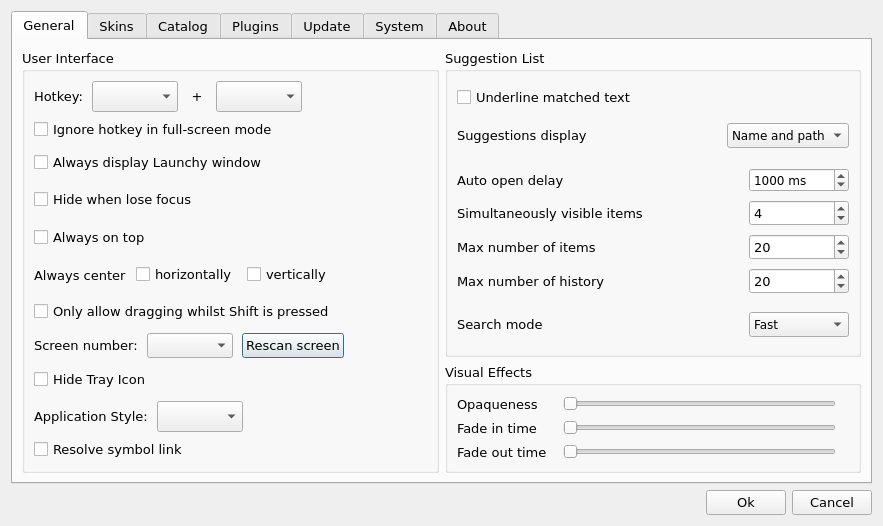
Qt form src/Launchy/OptionDialog.ui (samsonwang/LaunchyQt) before a commit.
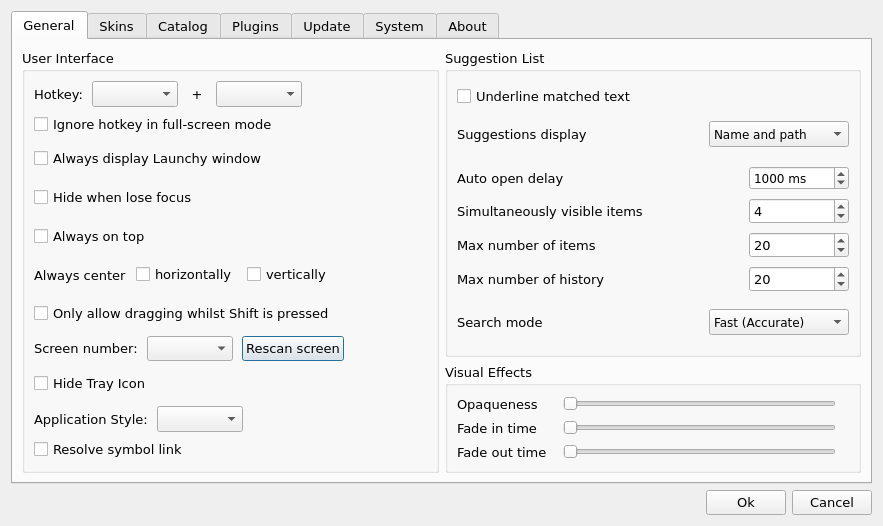
The same form after that commit. Icons and pictures are not drawn. Custom widgets are drawn as their Qt base class.

The edit to the form file:
```diff
--- a/src/Launchy/OptionDialog.ui
+++ b/src/Launchy/OptionDialog.ui
@@ -111,6 +111,12 @@
                 <height>24</height>
                </size>
               </property>
+              <property name="maximumSize">
+               <size>
+                <width>16777215</width>
+                <height>26</height>
+               </size>
+              </property>
               <property name="frame">
                <bool>true</bool>
               </property>
@@ -140,6 +146,12 @@
                 <height>24</height>
                </size>
               </property>
+              <property name="maximumSize">
+               <size>
+                <width>16777215</width>
+                <height>26</height>
+               </size>
+              </property>
              </widget>
             </item>
             <item>
@@ -325,6 +337,12 @@
                 <height>24</height>
                </size>
               </property>
+              <property name="maximumSize">
+               <size>
+                <width>16777215</width>
+                <height>26</height>
+               </size>
+              </property>
              </widget>
             </item>
             <item>
@@ -418,6 +436,12 @@
                 <height>24</height>
                </size>
               </property>
+              <property name="maximumSize">
+               <size>
+                <width>16777215</width>
+                <height>26</height>
+               </size>
+              </property>
              </widget>
             </item>
             <item>
@@ -562,14 +586,14 @@
               </property>
               <property name="minimumSize">
                <size>
-                <width>100</width>
-                <height>22</height>
+                <width>140</width>
+                <height>24</height>
                </size>
               </property>
               <property name="maximumSize">
                <size>
                 <width>16777215</width>
-                <height>25</height>
+                <height>26</height>
                </size>
               </property>
               <property name="font">
@@ -848,14 +872,14 @@
               </property>
               <property name="minimumSize">
                <size>
-                <width>100</width>
-                <height>22</height>
+                <width>140</width>
+                <height>24</height>
                </size>
               </property>
               <property name="maximumSize">
                <size>
                 <width>16777215</width>
-                <height>25</height>
+                <height>26</height>
                </size>
               </property>
               <property name="font">
@@ -866,7 +890,7 @@
               </property>
               <item>
                <property name="text">
-                <string>Fast</string>
+                <string>Fast (Accurate)</string>
                </property>
               </item>
               <item>
```
Left out of the diff: 2 changed lines with no effect on the pictures.
